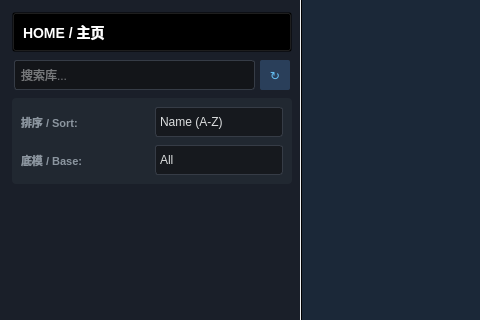
Above: mainwindow.ui from hanbinhsh/SD-LoRA-Manager before the change; both pictures show x 0 to 480 and y 0 to 320 of the 1300 by 880 pixel window. Below: the same form after it.
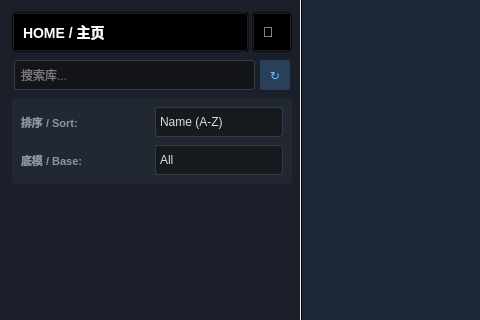
That is the form after the change. The open tabs and pages were chosen to show the change.

Commit message: 本地图库暂存

```diff
--- a/mainwindow.ui
+++ b/mainwindow.ui
@@ -25,8 +25,8 @@
 #modelList::item:selected { background-color: #3d4450; color: #ffffff; border-left: 3px solid #66c0f4; }
 
 /* 按钮 */
-#btnHome { background-color: transparent; text-align: left; padding-left: 10px; font-size: 14px; font-weight: bold; color: #fff; }
-#btnHome:hover { background-color: #3d4450; }
+#btnHome, #btnGallery { background-color: transparent; text-align: left; padding-left: 10px; font-size: 14px; font-weight: bold; color: #fff; }
+#btnHome:hover, #btnGallery:hover { background-color: #3d4450; }
 
 #btnScanLocal, #btnForceUpdate, #btnOpenUrl, #btnFavorite, #btnShowUserGallery { background-color: #2a3f5a; border-radius: 2px; color: #66c0f4; border: none; }
 #btnScanLocal:hover, #btnForceUpdate:hover, #btnOpenUrl:hover, #btnFavorite:hover, #btnShowUserGallery:hover { background-color: #3d5677; color: #ffffff; }
@@ -230,6 +230,11 @@
          <number>0</number>
         </property>
         <item>
+         <layout class="QHBoxLayout" name="horizontalLayout_2">
+          <property name="spacing">
+           <number>3</number>
+          </property>
+          <item>
          <widget class="QPushButton" name="btnHome">
           <property name="minimumSize">
            <size>
@@ -246,6 +251,30 @@
          </widget>
         </item>
         <item>
+           <widget class="QPushButton" name="btnGallery">
+            <property name="minimumSize">
+             <size>
+              <width>40</width>
+              <height>40</height>
+             </size>
+            </property>
+            <property name="maximumSize">
+             <size>
+              <width>40</width>
+              <height>40</height>
+             </size>
+            </property>
+            <property name="cursor">
+             <cursorShape>PointingHandCursor</cursorShape>
+            </property>
+            <property name="text">
+             <string>🎨</string>
+            </property>
+           </widget>
+          </item>
+         </layout>
+        </item>
+        <item>
          <layout class="QHBoxLayout" name="horizontalLayout_search">
           <property name="spacing">
            <number>5</number>
```
Left out of the diff: 12 changed lines with no effect on the pictures. Lines whose indentation alone changed are shown as unchanged. The commit also changes 2 other files.
